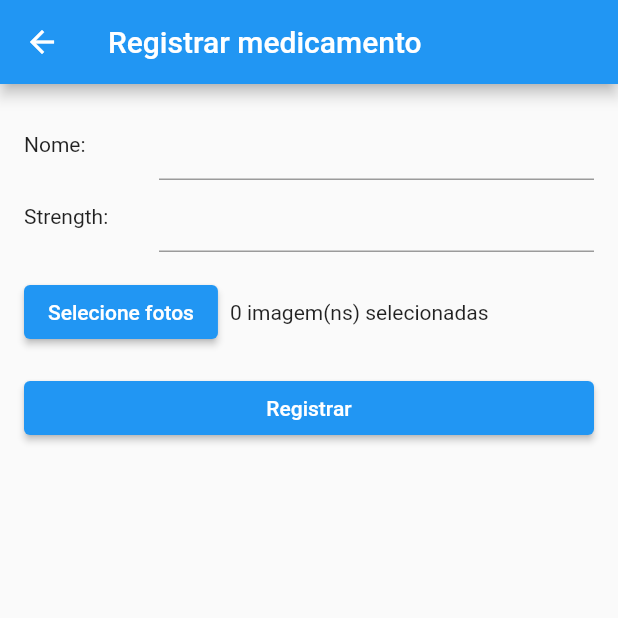
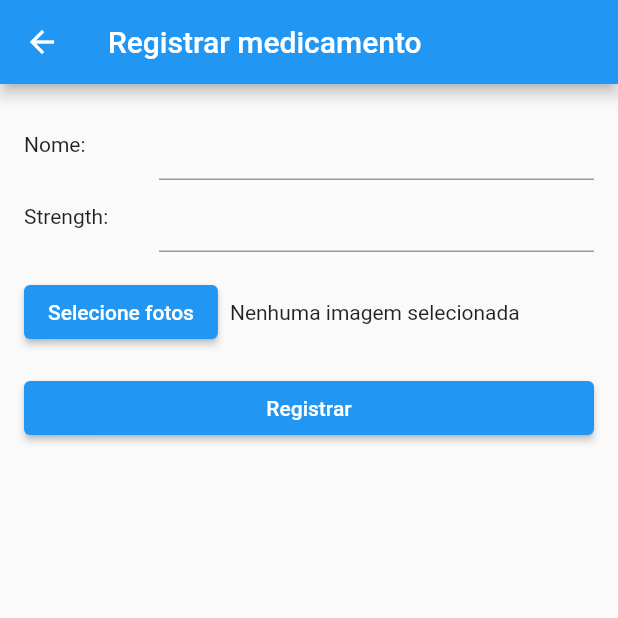
Before and after one commit to brunocmpr/app3idade_caretaker, a Flutter app: the DrugRegisterPage screen opened by its route, on a phone screen of 412 x 824 dp, the top half of it. Run offline on Flutter 3.47's test engine with Material 2 defaults, Android fonts, the phone set to English and light mode, and no system bars; our stand-ins replace flutter_secure_storage, image_picker, shared_preferences; accounts and stored records are empty.

Commit message:
Create widget for preview of selected images

```diff
--- a/lib/views/drug_register_page.dart
+++ b/lib/views/drug_register_page.dart
@@ -1,8 +1,8 @@
 import 'dart:io';
 
 import 'package:app3idade_caretaker/models/drug.dart';
-import 'package:app3idade_caretaker/repository/drug_repository.dart';
 import 'package:app3idade_caretaker/services/drug_service.dart';
+import 'package:app3idade_caretaker/widgets/selected_images_widget.dart';
 // import 'package:app3idade_caretaker/services/drug_service.dart';
 import 'package:flutter/material.dart';
 
@@ -71,9 +71,17 @@ class _DrugRegisterPageState extends State<DrugRegisterPage> {
                   child: const Text('Selecione fotos'),
                 ),
                 const SizedBox(width: 8.0),
-                Text(_images.isEmpty ? '${_images.length} imagem(ns) selecionadas' : 'Nenhuma imagem selecionada'),
+                Text(_images.isNotEmpty ? '${_images.length} imagem(ns) selecionadas' : 'Nenhuma imagem selecionada'),
               ],
             ),
+            if (_images.isNotEmpty)
+              SelectedImagesWidget(
+                  images: _images,
+                  onImageRemoved: (index) {
+                    setState(() {
+                      _images.removeAt(index);
+                    });
+                  }),
             const SizedBox(height: 16.0),
             ElevatedButton(
               onPressed: () {
```
Also changed, not shown: lib/widgets/selected_images_widget.dart (added, +44 -0 lines).
